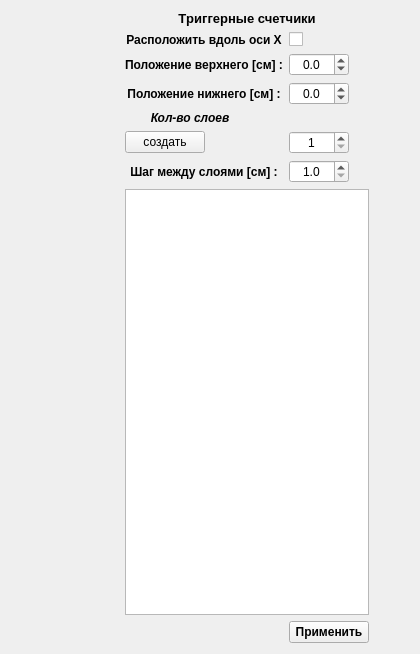
The window that Hodoscope/standparameters.ui (GAO-777/Hodoscope) describes before a commit, drawn with Qt 5.
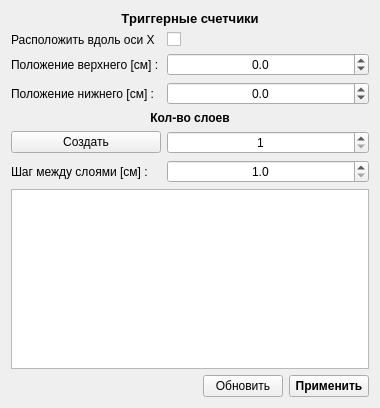
The same window after the commit.

Commit message: Изменил окно настроек

```diff
--- a/Hodoscope/standparameters.ui
+++ b/Hodoscope/standparameters.ui
@@ -6,52 +6,23 @@
    <rect>
     <x>0</x>
     <y>0</y>
-    <width>420</width>
-    <height>654</height>
+    <width>380</width>
+    <height>408</height>
    </rect>
   </property>
+  <property name="sizePolicy">
+   <sizepolicy hsizetype="Preferred" vsizetype="Preferred">
+    <horstretch>0</horstretch>
+    <verstretch>0</verstretch>
+   </sizepolicy>
+  </property>
   <property name="windowTitle">
    <string>Form</string>
   </property>
   <layout class="QVBoxLayout" name="verticalLayout">
    <item>
-    <layout class="QGridLayout" name="gridLayout_4" rowstretch="0,0,0,0,0,0,0,0,0,0" columnstretch="1,0,0,0">
-     <property name="sizeConstraint">
-      <enum>QLayout::SetFixedSize</enum>
-     </property>
-     <item row="4" column="1">
-      <widget class="QLabel" name="label_5">
-       <property name="sizePolicy">
-        <sizepolicy hsizetype="Minimum" vsizetype="Preferred">
-         <horstretch>0</horstretch>
-         <verstretch>0</verstretch>
-        </sizepolicy>
-       </property>
-       <property name="font">
-        <font>
-         <pointsize>9</pointsize>
-         <bold>true</bold>
-        </font>
-       </property>
-       <property name="text">
-        <string>Положение нижнего [см] :</string>
-       </property>
-       <property name="alignment">
-        <set>Qt::AlignCenter</set>
-       </property>
-      </widget>
-     </item>
-     <item row="1" column="2">
-      <widget class="QCheckBox" name="TD_AlongY_cb">
-       <property name="layoutDirection">
-        <enum>Qt::LeftToRight</enum>
-       </property>
-       <property name="text">
-        <string/>
-       </property>
-      </widget>
-     </item>
-     <item row="0" column="1" colspan="2">
+    <layout class="QFormLayout" name="formLayout">
+     <item row="0" column="0" colspan="2">
       <widget class="QLabel" name="label_4">
        <property name="sizePolicy">
         <sizepolicy hsizetype="Expanding" vsizetype="Preferred">
@@ -73,10 +44,42 @@
        </property>
       </widget>
      </item>
-     <item row="3" column="1">
+     <item row="1" column="0">
+      <widget class="QLabel" name="label_6">
+       <property name="sizePolicy">
+        <sizepolicy hsizetype="Maximum" vsizetype="Preferred">
+         <horstretch>0</horstretch>
+         <verstretch>0</verstretch>
+        </sizepolicy>
+       </property>
+       <property name="font">
+        <font>
+         <pointsize>9</pointsize>
+         <bold>false</bold>
+        </font>
+       </property>
+       <property name="text">
+        <string>Расположить вдоль оси X</string>
+       </property>
+       <property name="alignment">
+        <set>Qt::AlignLeading|Qt::AlignLeft|Qt::AlignVCenter</set>
+       </property>
+      </widget>
+     </item>
+     <item row="1" column="1">
+      <widget class="QCheckBox" name="TD_AlongY_cb">
+       <property name="layoutDirection">
+        <enum>Qt::LeftToRight</enum>
+       </property>
+       <property name="text">
+        <string/>
+       </property>
+      </widget>
+     </item>
+     <item row="2" column="0">
       <widget class="QLabel" name="label_3">
        <property name="sizePolicy">
-        <sizepolicy hsizetype="Minimum" vsizetype="Preferred">
+        <sizepolicy hsizetype="Preferred" vsizetype="Preferred">
          <horstretch>0</horstretch>
          <verstretch>0</verstretch>
         </sizepolicy>
@@ -84,57 +87,24 @@
        <property name="font">
         <font>
          <pointsize>9</pointsize>
-         <bold>true</bold>
+         <bold>false</bold>
         </font>
        </property>
        <property name="text">
         <string>Положение верхнего [см] :</string>
        </property>
        <property name="alignment">
-        <set>Qt::AlignCenter</set>
+        <set>Qt::AlignLeading|Qt::AlignLeft|Qt::AlignVCenter</set>
        </property>
       </widget>
      </item>
-     <item row="9" column="2">
-      <widget class="QPushButton" name="Apply_pb">
-       <property name="font">
-        <font>
-         <bold>true</bold>
-        </font>
-       </property>
-       <property name="text">
-        <string>Применить</string>
-       </property>
-      </widget>
-     </item>
-     <item row="7" column="1">
-      <widget class="QLabel" name="label">
-       <property name="sizePolicy">
-        <sizepolicy hsizetype="Minimum" vsizetype="Preferred">
-         <horstretch>0</horstretch>
-         <verstretch>0</verstretch>
-        </sizepolicy>
-       </property>
-       <property name="font">
-        <font>
-         <bold>true</bold>
-        </font>
-       </property>
-       <property name="text">
-        <string>Шаг между слоями [см] :</string>
-       </property>
-       <property name="alignment">
-        <set>Qt::AlignCenter</set>
-       </property>
-      </widget>
-     </item>
-     <item row="3" column="2">
+     <item row="2" column="1">
       <widget class="QDoubleSpinBox" name="TD_X0posTop_sb">
        <property name="enabled">
         <bool>true</bool>
        </property>
        <property name="sizePolicy">
-        <sizepolicy hsizetype="Maximum" vsizetype="Fixed">
+        <sizepolicy hsizetype="Expanding" vsizetype="Fixed">
          <horstretch>0</horstretch>
          <verstretch>0</verstretch>
         </sizepolicy>
@@ -159,10 +129,10 @@
        </property>
       </widget>
      </item>
-     <item row="1" column="1">
-      <widget class="QLabel" name="label_6">
+     <item row="3" column="0">
+      <widget class="QLabel" name="label_5">
        <property name="sizePolicy">
-        <sizepolicy hsizetype="Minimum" vsizetype="Preferred">
+        <sizepolicy hsizetype="Maximum" vsizetype="Preferred">
          <horstretch>0</horstretch>
          <verstretch>0</verstretch>
         </sizepolicy>
@@ -170,21 +140,21 @@
        <property name="font">
         <font>
          <pointsize>9</pointsize>
-         <bold>true</bold>
+         <bold>false</bold>
         </font>
        </property>
        <property name="text">
-        <string>Расположить вдоль оси X</string>
+        <string>Положение нижнего [см] :</string>
        </property>
        <property name="alignment">
-        <set>Qt::AlignCenter</set>
+        <set>Qt::AlignLeading|Qt::AlignLeft|Qt::AlignVCenter</set>
        </property>
       </widget>
      </item>
-     <item row="4" column="2">
+     <item row="3" column="1">
       <widget class="QDoubleSpinBox" name="TD_X0posBottom_sb">
        <property name="sizePolicy">
-        <sizepolicy hsizetype="Maximum" vsizetype="Fixed">
+        <sizepolicy hsizetype="Expanding" vsizetype="Fixed">
          <horstretch>0</horstretch>
          <verstretch>0</verstretch>
         </sizepolicy>
@@ -209,11 +179,17 @@
        </property>
       </widget>
      </item>
-     <item row="5" column="0" colspan="3">
+     <item row="4" column="0" colspan="2">
       <widget class="QLabel" name="label_2">
+       <property name="sizePolicy">
+        <sizepolicy hsizetype="Minimum" vsizetype="Preferred">
+         <horstretch>0</horstretch>
+         <verstretch>0</verstretch>
+        </sizepolicy>
+       </property>
        <property name="font">
         <font>
-         <italic>true</italic>
+         <italic>false</italic>
          <bold>true</bold>
         </font>
        </property>
@@ -225,23 +201,10 @@
        </property>
       </widget>
      </item>
-     <item row="9" column="0" colspan="2">
-      <spacer name="horizontalSpacer">
-       <property name="orientation">
-        <enum>Qt::Horizontal</enum>
-       </property>
-       <property name="sizeHint" stdset="0">
-        <size>
-         <width>40</width>
-         <height>20</height>
-        </size>
-       </property>
-      </spacer>
-     </item>
-     <item row="6" column="2">
+     <item row="5" column="1">
       <widget class="QSpinBox" name="NumLayers_sb">
        <property name="sizePolicy">
-        <sizepolicy hsizetype="Maximum" vsizetype="Fixed">
+        <sizepolicy hsizetype="Expanding" vsizetype="Fixed">
          <horstretch>0</horstretch>
          <verstretch>0</verstretch>
         </sizepolicy>
@@ -260,23 +223,31 @@
        </property>
       </widget>
      </item>
+     <item row="6" column="0">
+      <widget class="QLabel" name="label">
+       <property name="sizePolicy">
+        <sizepolicy hsizetype="Maximum" vsizetype="Preferred">
+         <horstretch>0</horstretch>
+         <verstretch>0</verstretch>
+        </sizepolicy>
+       </property>
+       <property name="font">
+        <font>
+         <bold>false</bold>
+        </font>
+       </property>
+       <property name="text">
+        <string>Шаг между слоями [см] :</string>
+       </property>
+       <property name="alignment">
+        <set>Qt::AlignLeading|Qt::AlignLeft|Qt::AlignVCenter</set>
+       </property>
+      </widget>
+     </item>
      <item row="6" column="1">
-      <widget class="QPushButton" name="CreateLineLayers_pb">
-       <property name="sizePolicy">
-        <sizepolicy hsizetype="Maximum" vsizetype="Fixed">
-         <horstretch>0</horstretch>
-         <verstretch>0</verstretch>
-        </sizepolicy>
-       </property>
-       <property name="text">
-        <string>создать</string>
-       </property>
-      </widget>
-     </item>
-     <item row="7" column="2">
       <widget class="QDoubleSpinBox" name="StepBetweenLayers_sb">
        <property name="sizePolicy">
-        <sizepolicy hsizetype="Maximum" vsizetype="Fixed">
+        <sizepolicy hsizetype="Expanding" vsizetype="Fixed">
          <horstretch>0</horstretch>
          <verstretch>0</verstretch>
         </sizepolicy>
@@ -298,24 +269,47 @@
        </property>
       </widget>
      </item>
-     <item row="8" column="3">
-      <spacer name="horizontalSpacer_11">
-       <property name="orientation">
-        <enum>Qt::Horizontal</enum>
+     <item row="7" column="0" colspan="2">
+      <widget class="QTableView" name="LayersTable">
+       <property name="sizePolicy">
+        <sizepolicy hsizetype="Expanding" vsizetype="Expanding">
+         <horstretch>0</horstretch>
+         <verstretch>0</verstretch>
+        </sizepolicy>
        </property>
-       <property name="sizeHint" stdset="0">
+      </widget>
+     </item>
+     <item row="5" column="0">
+      <widget class="QPushButton" name="CreateLineLayers_pb">
+       <property name="sizePolicy">
+        <sizepolicy hsizetype="MinimumExpanding" vsizetype="Fixed">
+         <horstretch>0</horstretch>
+         <verstretch>0</verstretch>
+        </sizepolicy>
+       </property>
+       <property name="minimumSize">
         <size>
-         <width>40</width>
-         <height>20</height>
+         <width>150</width>
+         <height>0</height>
         </size>
        </property>
-      </spacer>
+       <property name="text">
+        <string>Cоздать</string>
+       </property>
+      </widget>
      </item>
-     <item row="8" column="1" colspan="2">
-      <widget class="QTableView" name="LayersTable"/>
-     </item>
-     <item row="8" column="0">
-      <spacer name="horizontalSpacer_2">
+    </layout>
+   </item>
+   <item>
+    <layout class="QHBoxLayout" name="horizontalLayout_8">
+     <property name="topMargin">
+      <number>0</number>
+     </property>
+     <property name="rightMargin">
+      <number>0</number>
+     </property>
+     <item>
+      <spacer name="horizontalSpacer">
        <property name="orientation">
         <enum>Qt::Horizontal</enum>
        </property>
@@ -327,6 +321,36 @@
        </property>
       </spacer>
      </item>
+     <item>
+      <widget class="QPushButton" name="Update_pb">
+       <property name="font">
+        <font>
+         <bold>false</bold>
+        </font>
+       </property>
+       <property name="text">
+        <string>Обновить</string>
+       </property>
+      </widget>
+     </item>
+     <item>
+      <widget class="QPushButton" name="Apply_pb">
+       <property name="sizePolicy">
+        <sizepolicy hsizetype="Maximum" vsizetype="Fixed">
+         <horstretch>0</horstretch>
+         <verstretch>0</verstretch>
+        </sizepolicy>
+       </property>
+       <property name="font">
+        <font>
+         <bold>true</bold>
+        </font>
+       </property>
+       <property name="text">
+        <string>Применить</string>
+       </property>
+      </widget>
+     </item>
     </layout>
    </item>
   </layout>
```
Left out of the diff: 2 changed lines with no effect on the pictures. The commit also changes 3 other files.
